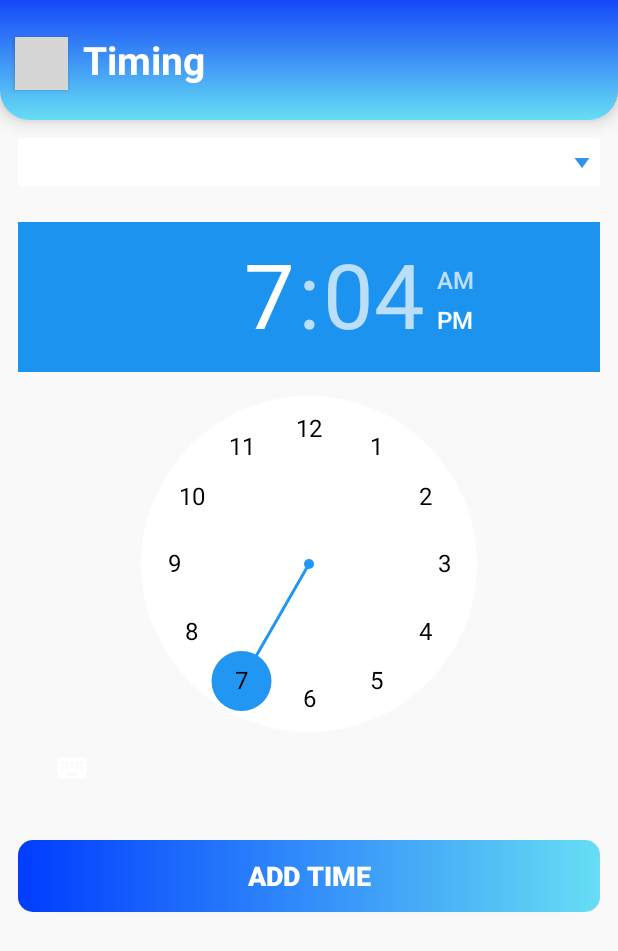
After one commit to IkhwaTeam/FinalYearProject, an Android app: the TimingsActivity screen opened directly, with no data from a screen before it, on a phone screen of 412 x 824 dp. The commit adds this screen. Shown: the top 951 px of the screen. Run offline under Robolectric (Android 15) with nearby library versions, the phone set to English and light mode, and no system bars; grey boxes are pictures that could not be loaded.

Commit message:
Revert "Removing unnecessary Activities"
This reverts commit a532bd00ad03534ca80c1e2c72a7aab3c9c3f3fe.

```diff
--- a/app/src/main/AndroidManifest.xml
+++ b/app/src/main/AndroidManifest.xml
@@ -46,6 +46,9 @@
             android:name=".AdminHomeActivity"
             android:exported="false" />
         <activity
+            android:name=".AdminLoginActivity"
+            android:exported="false" />
+        <activity
             android:name=".SelectionActivity"
             android:exported="false" />
         <activity
@@ -81,6 +84,9 @@
         <activity
             android:name=".AnalyticsTeacherActivity"
             android:exported="false" />
+        <activity
+            android:name=".TimingsActivity"
+            android:exported="false" />
         <activity android:name=".std_crs_att" />
     </application>
 
--- /dev/null
+++ b/app/src/main/java/com/example/ikhwa/TimingsActivity.java
@@ -0,0 +1,85 @@
+package com.example.ikhwa;
+
+import android.os.Bundle;
+import android.view.View;
+import android.widget.AdapterView;
+import android.widget.ArrayAdapter;
+import android.widget.Button;
+import android.widget.EditText;
+import android.widget.Spinner;
+import android.widget.TimePicker;
+import android.widget.Toast;
+
+import androidx.appcompat.app.AppCompatActivity;
+
+public class TimingsActivity extends AppCompatActivity {
+    Button back_button, addButton;
+    EditText titleEditText;
+    TimePicker timePicker;
+    Spinner classSpinner;
+    String selectedClass = "";
+
+    @Override
+    protected void onCreate(Bundle savedInstanceState) {
+        super.onCreate(savedInstanceState);
+        setContentView(R.layout.activity_timings);
+
+        // Initialize Views
+        back_button = findViewById(R.id.back_button);
+        addButton = findViewById(R.id.addButton);
+        titleEditText = findViewById(R.id.titleEditText);
+        timePicker = findViewById(R.id.timePicker);
+        classSpinner = findViewById(R.id.classSpinner);
+
+        // Initialize Spinner options
+        String[] classOptions = {"Morning Class", "Evening Class", "Other"};
+        ArrayAdapter<String> spinnerAdapter = new ArrayAdapter<>(this, android.R.layout.simple_spinner_item, classOptions);
+        spinnerAdapter.setDropDownViewResource(android.R.layout.simple_spinner_dropdown_item);
+        classSpinner.setAdapter(spinnerAdapter);
+
+        // Manage EditText visibility based on Spinner selection
+        classSpinner.setOnItemSelectedListener(new AdapterView.OnItemSelectedListener() {
+            @Override
+            public void onItemSelected(AdapterView<?> parent, View view, int position, long id) {
+                selectedClass = classOptions[position];
+                titleEditText.setVisibility("Other".equals(selectedClass) ? View.VISIBLE : View.GONE);
+            }
+
+            @Override
+            public void onNothingSelected(AdapterView<?> parent) {
+                titleEditText.setVisibility(View.GONE);
+            }
+        });
+
+        // Back Button: Finish Activity
+        back_button.setOnClickListener(view -> finish());
+
+        // Add Button: Add Timing
+        addButton.setOnClickListener(view -> {
+            String title = selectedClass.equals("Other") ? titleEditText.getText().toString().trim() : selectedClass;
+
+            if (title.isEmpty()) {
+                Toast.makeText(this, "Please enter a title", Toast.LENGTH_SHORT).show();
+                return;
+            }
+
+            int hour = timePicker.getHour();
+            int minute = timePicker.getMinute();
+
+            // Convert to 12-hour format and determine AM/PM
+            String amPm = (hour >= 12) ? "PM" : "AM";
+            int hourIn12Format = (hour == 0) ? 12 : (hour > 12 ? hour - 12 : hour);
+
+            // Create the formatted time
+            String time = String.format("%s - %d:%02d %s", title, hourIn12Format, minute, amPm);
+
+            // Display a toast message
+            Toast.makeText(this, "New timing added: " + time, Toast.LENGTH_SHORT).show();
+
+            // Clear the input field if visible
+            if (selectedClass.equals("Other")) {
+                titleEditText.setText("");
+            }
+        });
+    }
+}
--- /dev/null
+++ b/app/src/main/res/layout/activity_timings.xml
@@ -0,0 +1,95 @@
+<?xml version="1.0" encoding="utf-8"?>
+<LinearLayout
+    xmlns:android="http://schemas.android.com/apk/res/android"
+    android:layout_width="match_parent"
+    android:layout_height="match_parent"
+    android:orientation="vertical"
+    android:background="#F9F9F9">
+
+    <!-- Header Layout -->
+    <LinearLayout
+        android:layout_width="match_parent"
+        android:layout_height="100dp"
+        android:layout_marginTop="-20dp"
+        android:orientation="horizontal"
+        android:elevation="8dp"
+        android:background="@drawable/shape">
+
+        <Button
+            android:id="@+id/back_button"
+            android:layout_width="35dp"
+            android:layout_height="35dp"
+            android:layout_marginTop="40dp"
+            android:layout_marginStart="10dp"
+            android:background="@drawable/back" />
+
+        <TextView
+            android:id="@+id/text_timing"
+            android:layout_width="wrap_content"
+            android:layout_height="wrap_content"
+            android:layout_marginStart="10dp"
+            android:layout_marginTop="42dp"
+            android:layout_marginEnd="15dp"
+            android:text="Timing"
+            android:textColor="@color/white"
+            android:textSize="26sp"
+            android:textStyle="bold" />
+    </LinearLayout>
+    <Spinner
+        android:id="@+id/classSpinner"
+        android:layout_width="match_parent"
+        android:layout_height="32dp"
+        android:layout_marginStart="12dp"
+        android:layout_marginEnd="12dp"
+        android:layout_marginTop="12dp"
+        android:background="@drawable/custom_spinner_bg"
+        android:theme="@style/CustomSpinnerTheme"/>
+
+
+    <!-- Title Input (Initially Hidden) -->
+    <EditText
+        android:id="@+id/titleEditText"
+        android:layout_width="match_parent"
+        android:layout_height="wrap_content"
+        android:autofillHints="Morning Class"
+        android:textColorHint="#80000000"
+        android:textColor="#0060F4"
+        android:layout_marginTop="8dp"
+        android:layout_marginStart="12dp"
+        android:layout_marginEnd="12dp"
+        android:inputType="text"
+        android:hint="Enter title (e.g., Morning Class)"
+        android:padding="8dp"
+        android:visibility="gone" />
+
+    <!-- Modern Clock Time Picker -->
+
+    <!-- Add Button -->
+
+    <TimePicker
+        android:id="@+id/timePicker"
+        android:layout_width="match_parent"
+        android:layout_height="wrap_content"
+        android:layout_marginTop="12dp"
+        android:contextClickable="true"
+        android:headerBackground="#1D93F0"
+        android:numbersBackgroundColor="@color/white"
+        android:numbersInnerTextColor="@color/black"
+        android:numbersSelectorColor="@color/blue"
+        android:numbersTextColor="@color/black"
+        android:padding="12dp"
+        android:theme="@style/CustomTimePicker"
+        android:timePickerMode="clock" />
+
+    <Button
+        android:id="@+id/addButton"
+        android:layout_width="match_parent"
+        android:layout_height="wrap_content"
+        android:text="Add Time"
+        android:textStyle="bold"
+        android:textSize="18dp"
+        android:layout_margin="12dp"
+        android:background="@drawable/view_bg"
+        android:layout_marginTop="8dp" />
+
+</LinearLayout>
```
Also changed, not shown: app/src/main/java/com/example/ikhwa/AdminHomeActivity.java (+7 -2 lines), app/src/main/java/com/example/ikhwa/AdminLoginActivity.java (added, +83 -0 lines), app/src/main/res/layout/activity_admin_login.xml (added, +67 -0 lines), app/src/main/res/layout/item_timing.xml (added, +23 -0 lines).
